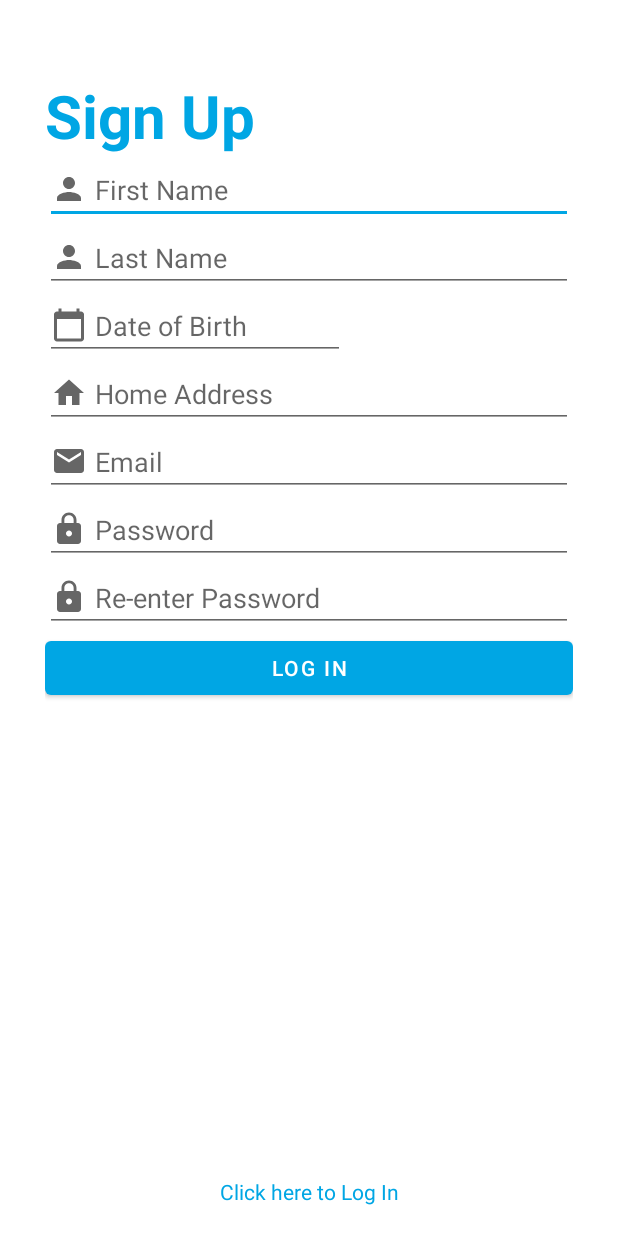
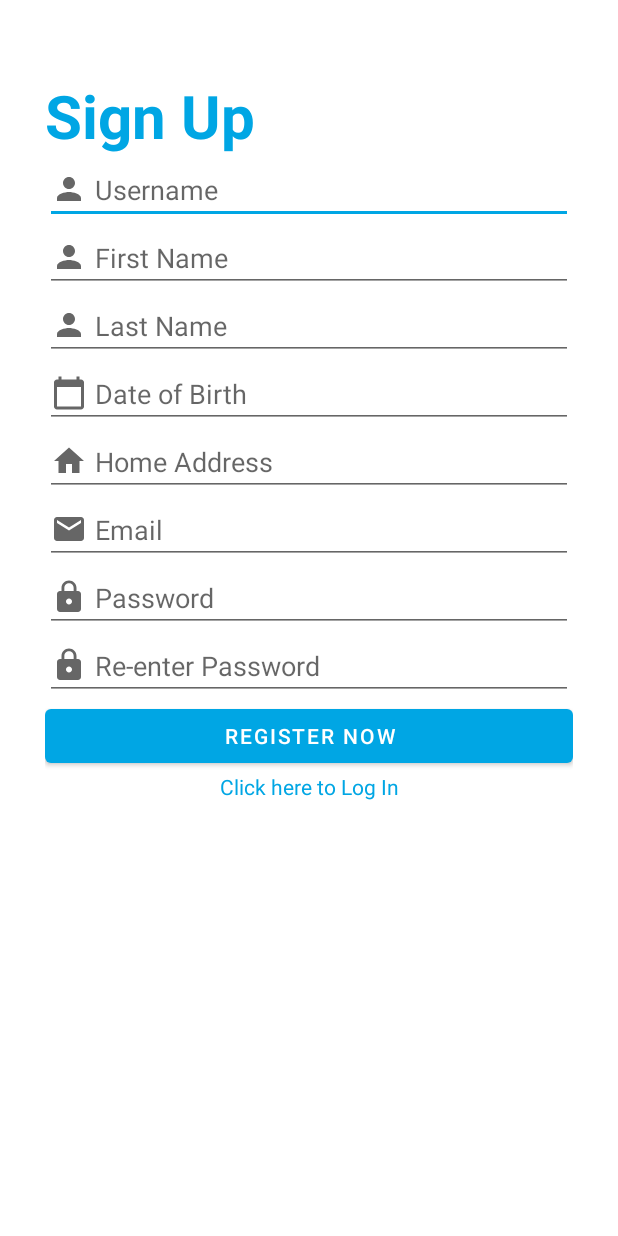
Before and after one commit to hrldbni/CC107_Sat7301230Group6, an Android app: the SignUpPanel screen opened directly, with no data from a screen before it, on a phone screen of 412 x 824 dp. Run offline under Robolectric (Android 15) with nearby library versions, the phone set to English and light mode, and no system bars; our stand-ins replace Volley.

```diff
--- a/Drawing_No_More/app/build.gradle
+++ b/Drawing_No_More/app/build.gradle
@@ -42,5 +42,6 @@ dependencies {
     androidTestImplementation 'androidx.test.espresso:espresso-core:3.3.0'
 
     implementation fileTree(dir: "libs", include: ["*.jar"])
+    implementation 'com.android.volley:volley:1.1.1'
 
 }
--- a/Drawing_No_More/app/src/main/AndroidManifest.xml
+++ b/Drawing_No_More/app/src/main/AndroidManifest.xml
@@ -2,7 +2,10 @@
 <manifest xmlns:android="http://schemas.android.com/apk/res/android"
     package="com.example.myapplication">
 
+    <uses-permission android:name="android.permission.INTERNET"/>
+
     <application
+        android:usesCleartextTraffic="true"
         android:allowBackup="true"
         android:icon="@mipmap/ic_launcher"
         android:label="Drawing No More"
--- a/Drawing_No_More/app/src/main/java/com/example/myapplication/DatabaseHelper.java
+++ /dev/null
@@ -1,6 +0,0 @@
-package com.example.myapplication;
-
-public class DatabaseHelper {
-
-    //knjbhbh
-}
--- a/Drawing_No_More/app/src/main/java/com/example/myapplication/LoginPanel.java
+++ b/Drawing_No_More/app/src/main/java/com/example/myapplication/LoginPanel.java
@@ -19,7 +19,7 @@ public class LoginPanel extends AppCompatActivity {
             @Override
             public void onClick(View v) {
                 Intent newIntent;
-                newIntent = new Intent(LoginPanel.this, NavigationDrawer.class);
+                newIntent = new Intent(LoginPanel.this, SignUpPanel.class);
                 startActivity(newIntent);
                 finish();
             }
--- a/Drawing_No_More/app/src/main/java/com/example/myapplication/SignUpPanel.java
+++ b/Drawing_No_More/app/src/main/java/com/example/myapplication/SignUpPanel.java
@@ -2,11 +2,40 @@ package com.example.myapplication;
 
 import androidx.appcompat.app.AppCompatActivity;
 
+import android.app.DatePickerDialog;
+import android.app.ProgressDialog;
 import android.os.Bundle;
+import android.view.View;
+import android.widget.Button;
+import android.widget.DatePicker;
 import android.widget.EditText;
 import android.widget.TextView;
+import android.widget.Toast;
 
-public class SignUpPanel extends AppCompatActivity {
+import com.android.volley.AuthFailureError;
+import com.android.volley.Request;
+import com.android.volley.RequestQueue;
+import com.android.volley.Response;
+import com.android.volley.VolleyError;
+import com.android.volley.toolbox.StringRequest;
+import com.android.volley.toolbox.Volley;
+
+import org.json.JSONException;
+import org.json.JSONObject;
+
+import java.text.SimpleDateFormat;
+import java.util.Calendar;
+import java.util.HashMap;
+import java.util.Locale;
+import java.util.Map;
+
+public class SignUpPanel extends AppCompatActivity implements View.OnClickListener {
+
+    private EditText dobText, usernameText, firstnameText, lastnameText, addressText, emailText, passwordText;
+    private Button buttonRegister;
+    final Calendar myCalendar = Calendar.getInstance();
+    private ProgressDialog progressDialog;
+
 
     @Override
     protected void onCreate(Bundle savedInstanceState) {
@@ -14,6 +43,121 @@ public class SignUpPanel extends AppCompatActivity {
         setContentView(R.layout.activity_sign_up_panel);
 
 
+        usernameText = (EditText) findViewById(R.id.usernameText);
+        firstnameText = (EditText) findViewById(R.id.firstnameText);
+        lastnameText = (EditText) findViewById(R.id.lastnameText);
+        addressText = (EditText) findViewById(R.id.addressText);
+        emailText = (EditText) findViewById(R.id.emailText);
+        passwordText = (EditText) findViewById(R.id.passwordConfirm);
+
+        dobText = (EditText) findViewById(R.id.dateOfBirth);
+        DatePickerDialog.OnDateSetListener date = this::onDateSet;
+
+        dobText.setOnClickListener(new View.OnClickListener() {
+
+            @Override
+            public void onClick(View v) {
+                // TODO Auto-generated method stub
+                new DatePickerDialog(SignUpPanel.this, date, myCalendar
+                        .get(Calendar.YEAR), myCalendar.get(Calendar.MONTH),
+                        myCalendar.get(Calendar.DAY_OF_MONTH)).show();
+            }
+        });
+
+        buttonRegister = (Button) findViewById(R.id.buttonRegister);
+
+        progressDialog = new ProgressDialog(this);
+
+        buttonRegister.setOnClickListener(this) ;
 
     }
+
+    //Database insertion starts here
+
+    private void registerUser(){
+
+        final String username = usernameText.getText().toString().trim();
+        final String firstname = firstnameText.getText().toString().trim();
+        final String lastname = lastnameText.getText().toString().trim();
+        final String dob = dobText.getText().toString().trim();
+        final String address = addressText.getText().toString().trim();
+        final String email = emailText.getText().toString().trim();
+        final String password = passwordText.getText().toString().trim();
+
+
+
+        progressDialog.setMessage("Registering user");
+        progressDialog.show();
+
+
+        StringRequest stringRequest = new StringRequest(Request.Method.POST,
+                Constants.URL_REGISTER,
+
+                new Response.Listener<String>() {
+                    @Override
+                    public void onResponse(String response) {
+                        progressDialog.dismiss();
+
+                        try {
+                            JSONObject jsonObject = new JSONObject(response);
+                            Toast.makeText(getApplicationContext(), jsonObject.getString("message"), Toast.LENGTH_LONG).show();
+                        } catch (JSONException e) {
+                            e.printStackTrace();
+                        }
+
+                    }
+                },
+                new Response.ErrorListener() {
+                    @Override
+                    public void onErrorResponse(VolleyError error) {
+                        progressDialog.hide();
+                        Toast.makeText(getApplicationContext(), error.getMessage(), Toast.LENGTH_LONG).show();
+                    }
+                }){
+
+            @Override
+            protected Map<String, String> getParams() throws AuthFailureError {
+                Map<String,String> params = new HashMap<String, String>();
+                params.put("username", username);
+                params.put("firstname", firstname);
+                params.put("lastname", lastname);
+                params.put("dob", dob);
+                params.put("address", address);
+                params.put("email", email);
+                params.put("password", password);
+                return params;
+            }
+        };
+
+        RequestQueue requestQueue = Volley.newRequestQueue(this);
+        requestQueue.add(stringRequest);
+
+    }
+
+
+    //Database INsertion ends here
+
+
+
+
+    private void onDateSet(DatePicker view, int year, int monthOfYear, int dayOfMonth) {
+        // TODO Auto-generated method stub
+        myCalendar.set(Calendar.YEAR, year);
+        myCalendar.set(Calendar.MONTH, monthOfYear);
+        myCalendar.set(Calendar.DAY_OF_MONTH, dayOfMonth);
+
+        String myFormat = "MM/dd/yy"; //In which you need put here
+        SimpleDateFormat sdf = new SimpleDateFormat(myFormat, Locale.US);
+
+        dobText.setText(sdf.format(myCalendar.getTime()));
+
+
+    }
+
+    @Override
+    public void onClick(View view) {
+        if (view == buttonRegister){
+            registerUser();
+        }
+    }
 }
--- a/Drawing_No_More/app/src/main/res/layout/activity_sign_up_panel.xml
+++ b/Drawing_No_More/app/src/main/res/layout/activity_sign_up_panel.xml
@@ -1,5 +1,5 @@
 <?xml version="1.0" encoding="utf-8"?>
-<RelativeLayout xmlns:android="http://schemas.android.com/apk/res/android"
+<LinearLayout xmlns:android="http://schemas.android.com/apk/res/android"
     xmlns:app="http://schemas.android.com/apk/res-auto"
     xmlns:tools="http://schemas.android.com/tools"
     android:layout_width="match_parent"
@@ -7,8 +7,17 @@
     android:paddingTop="50dp"
     android:paddingLeft="30dp"
     android:paddingRight="30dp"
-    tools:context=".SignUpPanel">
+    android:paddingBottom="30dp"
+    tools:context=".SignUpPanel"
+    android:orientation="vertical">
 
+    <ScrollView
+        android:layout_width="match_parent"
+        android:layout_height="match_parent">
+    <LinearLayout
+        android:layout_width="match_parent"
+        android:layout_height="match_parent"
+        android:orientation="vertical">
 
     <TextView
         android:id="@+id/signUpText"
@@ -20,23 +29,33 @@
         android:text="Sign Up" />
 
 
-
     <EditText
-        android:id="@+id/firstNameText"
+        android:id="@+id/usernameText"
         android:layout_width="match_parent"
         android:layout_height="wrap_content"
         android:ems="10"
         android:layout_below="@id/signUpText"
+        android:hint="Username"
+        android:drawableStart="@drawable/ic_baseline_person_24"
+        android:drawableLeft="@drawable/ic_baseline_person_24"
+        android:drawablePadding="5dp" />
+
+
+    <EditText
+        android:id="@+id/firstnameText"
+        android:layout_width="match_parent"
+        android:layout_height="wrap_content"
+        android:ems="10"
+        android:layout_below="@id/usernameText"
         android:hint="First Name"
         android:drawableStart="@drawable/ic_baseline_person_24"
         android:drawableLeft="@drawable/ic_baseline_person_24"
         android:drawablePadding="5dp" />
     <EditText
-        android:id="@+id/lastNameText"
+        android:id="@+id/lastnameText"
         android:layout_width="match_parent"
         android:layout_height="wrap_content"
         android:ems="10"
-        android:layout_below="@id/firstNameText"
         android:hint="Last Name"
         android:drawableStart="@drawable/ic_baseline_person_24"
         android:drawableLeft="@drawable/ic_baseline_person_24"
@@ -44,18 +63,20 @@
 
     <EditText
         android:id="@+id/dateOfBirth"
-        android:layout_width="200dp"
+        android:layout_width="match_parent"
         android:layout_height="wrap_content"
         android:ems="10"
-        android:layout_below="@id/lastNameText"
+        android:layout_below="@id/lastnameText"
         android:hint="Date of Birth"
+        android:editable="false"
+        android:clickable="true"
         android:drawableStart="@drawable/ic_baseline_calendar_today_24"
         android:drawableLeft="@drawable/ic_baseline_calendar_today_24"
         android:drawablePadding="5dp"
         />
 
     <EditText
-        android:id="@+id/userAddress"
+        android:id="@+id/addressText"
         android:layout_width="match_parent"
         android:layout_height="wrap_content"
         android:layout_below="@id/dateOfBirth"
@@ -68,11 +89,10 @@
         />
 
     <EditText
-        android:id="@+id/emailAddress"
+        android:id="@+id/emailText"
         android:layout_width="match_parent"
         android:layout_height="wrap_content"
         android:ems="10"
-        android:layout_below="@id/userAddress"
         android:hint="Email"
         android:drawableStart="@drawable/email_logo"
         android:drawableLeft="@drawable/email_logo"
@@ -80,7 +100,7 @@
         />
 
     <EditText
-        android:id="@+id/userPassword"
+        android:id="@+id/password"
         android:layout_width="match_parent"
         android:layout_height="wrap_content"
         android:ems="10"
@@ -92,11 +112,11 @@
         android:drawablePadding="5dp"
         />
     <EditText
-        android:id="@+id/userPasswordConfirm"
+        android:id="@+id/passwordConfirm"
         android:layout_width="match_parent"
         android:layout_height="wrap_content"
         android:ems="10"
-        android:layout_below="@id/userPassword"
+        android:layout_below="@id/password"
         android:inputType="textPassword"
         android:hint="Re-enter Password"
         android:drawableStart="@drawable/ic_baseline_lock_24"
@@ -104,14 +124,11 @@
         android:drawablePadding="5dp"
         />
 
-
-
     <Button
-        android:id="@+id/signUpButton"
+        android:id="@+id/buttonRegister"
         android:layout_width="match_parent"
         android:layout_height="wrap_content"
-        android:text="LOG IN"
-        android:layout_below="@id/userPasswordConfirm"
+        android:text="REGISTER NOW"
         tools:layout_editor_absoluteX="162dp"
         tools:layout_editor_absoluteY="330dp" />
 
@@ -127,5 +144,6 @@
         android:clickable="true"
         android:textColor="#00A6E4"
         />
-
-</RelativeLayout>
+    </LinearLayout>
+    </ScrollView>
+</LinearLayout>
```
Also changed, not shown: Drawing_No_More/app/src/main/java/com/example/myapplication/Constants.java (added, +8 -0 lines), Drawing_No_More/app/src/main/res/layout/activity_login_panel.xml (+23 -14 lines).
